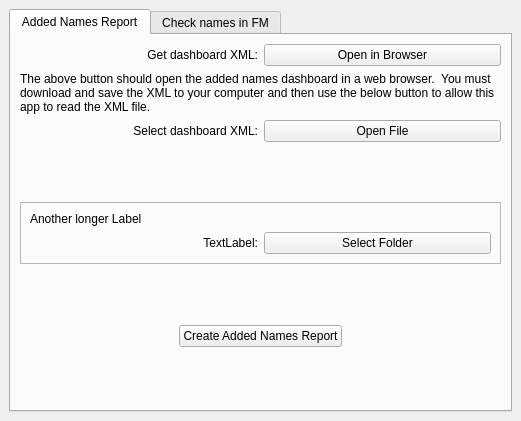
Qt form python/ui/addedNames.ui (hoc-ppu/lawchecker) before a commit.
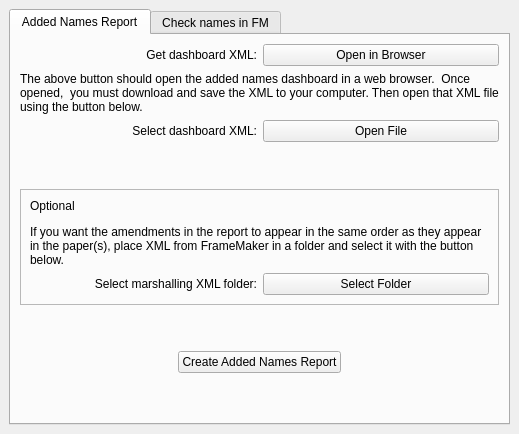
The same form after that commit.

Commit message: Add button for FM XML to UI

Diff of the .ui file:
```diff
--- a/python/ui/addedNames.ui
+++ b/python/ui/addedNames.ui
@@ -6,8 +6,8 @@
    <rect>
     <x>0</x>
     <y>0</y>
-    <width>521</width>
-    <height>421</height>
+    <width>519</width>
+    <height>434</height>
    </rect>
   </property>
   <property name="windowTitle">
@@ -47,7 +47,7 @@
           <item row="1" column="0" colspan="2">
            <widget class="QLabel" name="instruction_label">
             <property name="text">
-             <string>The above button should open the added names dashboard in a web browser.  You must download and save the XML to your computer and then use the below button to allow this app to read the XML file.</string>
+             <string>The above button should open the added names dashboard in a web browser.  Once opened,  you must download and save the XML to your computer. Then open that XML file using the button below.</string>
             </property>
             <property name="wordWrap">
              <bool>true</bool>
@@ -92,7 +92,7 @@
            <enum>QFrame::StyledPanel</enum>
           </property>
           <property name="frameShadow">
-           <enum>QFrame::Raised</enum>
+           <enum>QFrame::Plain</enum>
           </property>
           <layout class="QGridLayout" name="gridLayout_2">
            <item row="1" column="1">
@@ -105,17 +105,20 @@
            <item row="1" column="0">
             <widget class="QLabel" name="label">
              <property name="text">
-              <string>TextLabel:</string>
+              <string>Select marshalling XML folder:</string>
              </property>
              <property name="alignment">
               <set>Qt::AlignRight|Qt::AlignTrailing|Qt::AlignVCenter</set>
              </property>
             </widget>
            </item>
-           <item row="0" column="0">
+           <item row="0" column="0" colspan="2">
             <widget class="QLabel" name="label_2">
              <property name="text">
-              <string>Another longer Label</string>
+              <string>&lt;html&gt;&lt;head/&gt;&lt;body&gt;&lt;p&gt;Optional&lt;/p&gt;&lt;p&gt;If you want the amendments in the report to appear in the same order as they appear in the paper(s),  place XML from FrameMaker in a folder and select it with the button below.&lt;/p&gt;&lt;/body&gt;&lt;/html&gt;</string>
+             </property>
+             <property name="wordWrap">
+              <bool>true</bool>
              </property>
             </widget>
            </item>
```
Left out of the diff: 2 changed lines with no effect on the pictures. The commit also changes 1 other file.
